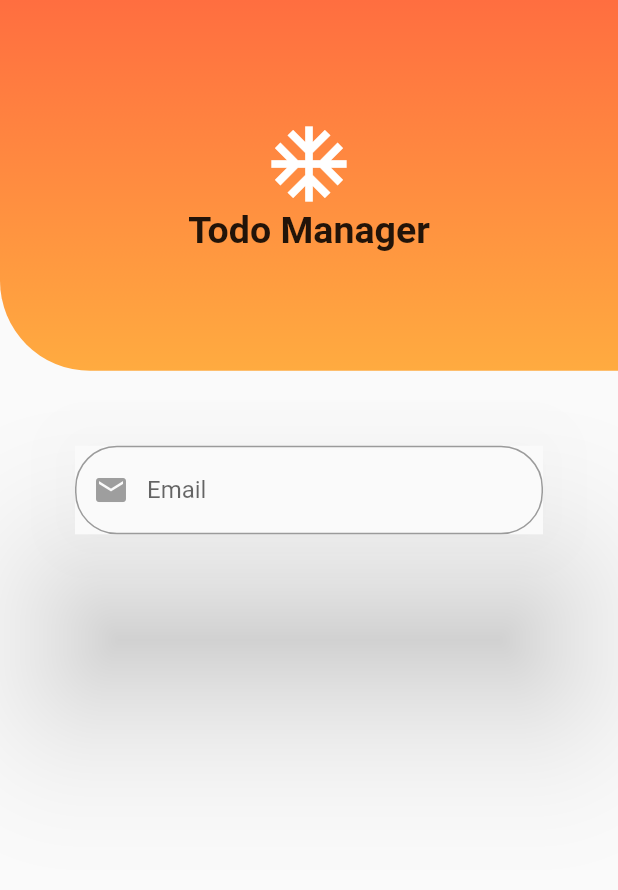
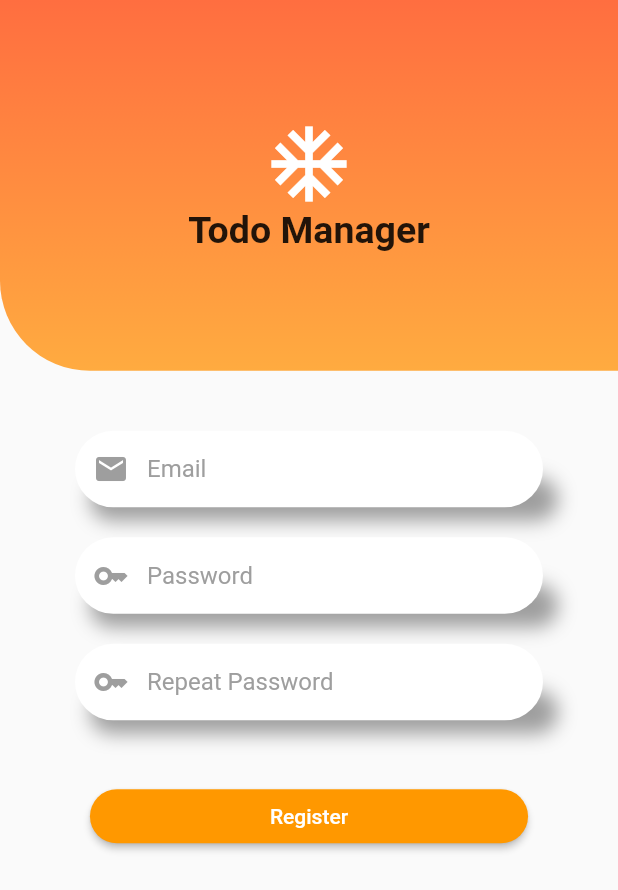
Before and after one commit to bimba9944/Flutter_Todo, a Flutter app: the screen it shows after launch, on a phone screen of 412 x 824 dp. Shown: the top 890 px of the screen. Run offline on Flutter 3.47's test engine with Material 2 defaults, Android fonts, the phone set to English and light mode, and no system bars.

Commit message:
dodavanje Button-a

```diff
--- a/lib/signUp.dart
+++ b/lib/signUp.dart
@@ -48,35 +48,153 @@ class _SignUpState extends State<SignUp> {
               ],
             ),
           ),
+          SizedBox(
+            height: 30,
+          ),
           Container(
-            padding: EdgeInsets.all(50),
+            decoration: BoxDecoration(
+              borderRadius: BorderRadius.circular(50),
+              boxShadow: const [
+                BoxShadow(
+                  spreadRadius: -50,
+                  color: Colors.grey,
+                  blurRadius: 10,
+                  offset: Offset(10, 20),
+                ),
+              ],
+            ),
+            padding: EdgeInsets.symmetric(vertical: 10, horizontal: 50),
             child: Form(
-              child: Material(
-                elevation: 50,
-                shadowColor: Colors.grey,
+              //child: Material(
+              // elevation: 300,
+              // shadowColor: Colors.black,
               child: TextFormField(
-                  decoration:  InputDecoration(
-                    prefixIcon: Icon(
+                decoration: InputDecoration(
+                  prefixIcon: const Icon(
                     Icons.mail,
                     color: Colors.grey,
                   ),
+                  errorStyle: TextStyle(
+                    color: Theme.of(context).primaryColor,
+                    fontWeight: FontWeight.bold,
+                    fontSize: 13,
+                  ),
+                  prefixIconColor: Colors.grey,
                   hintText: 'Email',
+                  hintStyle: const TextStyle(fontSize: 16, color: Colors.grey),
                   border: OutlineInputBorder(
-                      borderSide: BorderSide(
-                        color: Colors.black, width: 0,
+                    borderRadius: BorderRadius.circular(30),
+                    borderSide: const BorderSide(
+                      width: 0,
+                      style: BorderStyle.none,
                     ),
-                      borderRadius: BorderRadius.circular((28.0)),
                   ),
-                    focusedBorder: OutlineInputBorder(
-                      borderRadius: BorderRadius.all(
-                        Radius.circular(20),
+                  filled: true,
+                  contentPadding: const EdgeInsets.all(16),
+                  fillColor: Colors.white,
                 ),
               ),
             ),
           ),
+          Container(
+            decoration: BoxDecoration(
+              borderRadius: BorderRadius.circular(50),
+              boxShadow: const [
+                BoxShadow(
+                  spreadRadius: -50,
+                  color: Colors.grey,
+                  blurRadius: 10,
+                  offset: Offset(10, 20),
+                ),
+              ],
+            ),
+            padding: EdgeInsets.symmetric(horizontal: 50, vertical: 10),
+            child: Form(
+              child: TextFormField(
+                decoration: InputDecoration(
+                  prefixIcon: const Icon(
+                    Icons.key,
+                    color: Colors.grey,
+                  ),
+                  errorStyle: TextStyle(
+                    color: Theme.of(context).primaryColor,
+                    fontWeight: FontWeight.bold,
+                    fontSize: 13,
+                  ),
+                  prefixIconColor: Colors.grey,
+                  hintText: 'Password',
+                  hintStyle: const TextStyle(fontSize: 16, color: Colors.grey),
+                  border: OutlineInputBorder(
+                    borderRadius: BorderRadius.circular(30),
+                    borderSide: const BorderSide(
+                      width: 0,
+                      style: BorderStyle.none,
                     ),
                   ),
-          )
+                  filled: true,
+                  contentPadding: const EdgeInsets.all(16),
+                  fillColor: Colors.white,
+                ),
+              ),
+            ),
+          ),
+          Container(
+            decoration: BoxDecoration(
+              borderRadius: BorderRadius.circular(50),
+              boxShadow: const [
+                BoxShadow(
+                  spreadRadius: -50,
+                  color: Colors.grey,
+                  blurRadius: 10,
+                  offset: Offset(10, 20),
+                ),
+              ],
+            ),
+            padding: EdgeInsets.symmetric(vertical: 10, horizontal: 50),
+            child: Form(
+              child: TextFormField(
+                decoration: InputDecoration(
+                  prefixIcon: const Icon(
+                    Icons.key,
+                    color: Colors.grey,
+                  ),
+                  errorStyle: TextStyle(
+                    color: Theme.of(context).primaryColor,
+                    fontWeight: FontWeight.bold,
+                    fontSize: 13,
+                  ),
+                  prefixIconColor: Colors.grey,
+                  hintText: 'Repeat Password',
+                  hintStyle: const TextStyle(fontSize: 16, color: Colors.grey),
+                  border: OutlineInputBorder(
+                    borderRadius: BorderRadius.circular(30),
+                    borderSide: const BorderSide(
+                      width: 0,
+                      style: BorderStyle.none,
+                    ),
+                  ),
+                  filled: true,
+                  contentPadding: const EdgeInsets.all(16),
+                  fillColor: Colors.white,
+                ),
+              ),
+            ),
+          ),
+          SizedBox(
+            height: 30,
+          ),
+          ElevatedButton(
+            onPressed: () {},
+            child: Text(
+              'Register',
+              style: TextStyle(color: Colors.white),
+            ),
+            style: ElevatedButton.styleFrom(
+                padding: EdgeInsets.symmetric(vertical: 5, horizontal: 120),
+                shape: RoundedRectangleBorder(
+                  borderRadius: BorderRadius.circular(20),
+                )),
+          ),
         ],
       ),
     );
```
Lines whose indentation alone changed are shown as unchanged.
